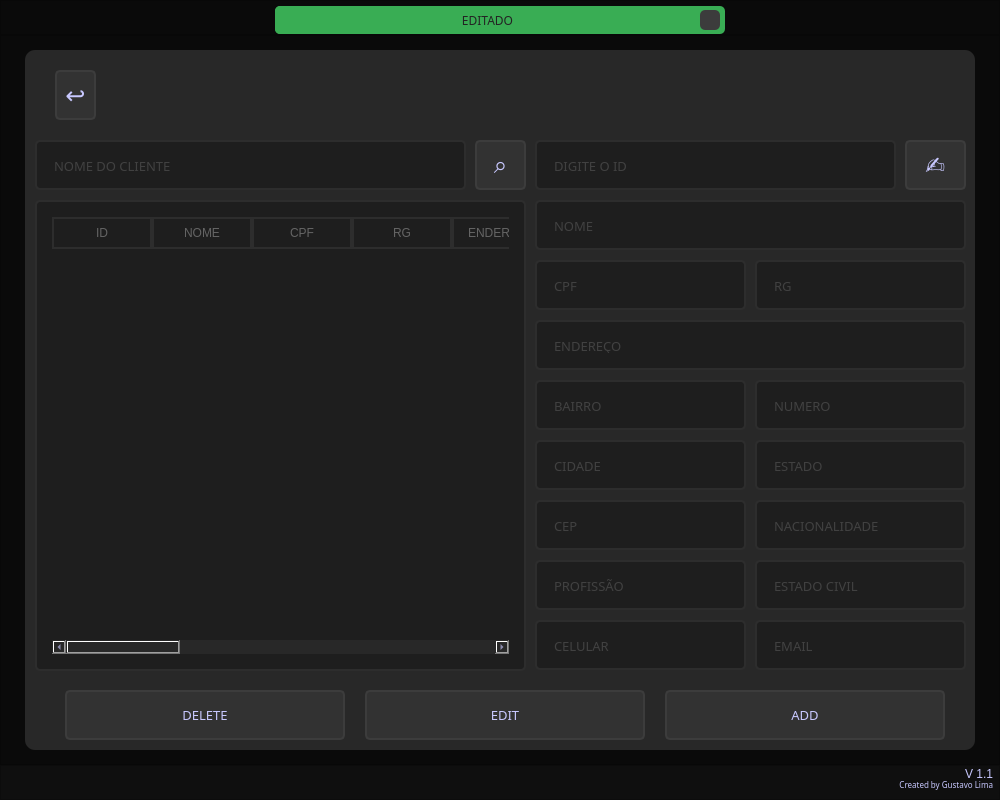
First picture: the form in Qt/edit_client.ui, repository GLimas99/MakeForms, before the edit.
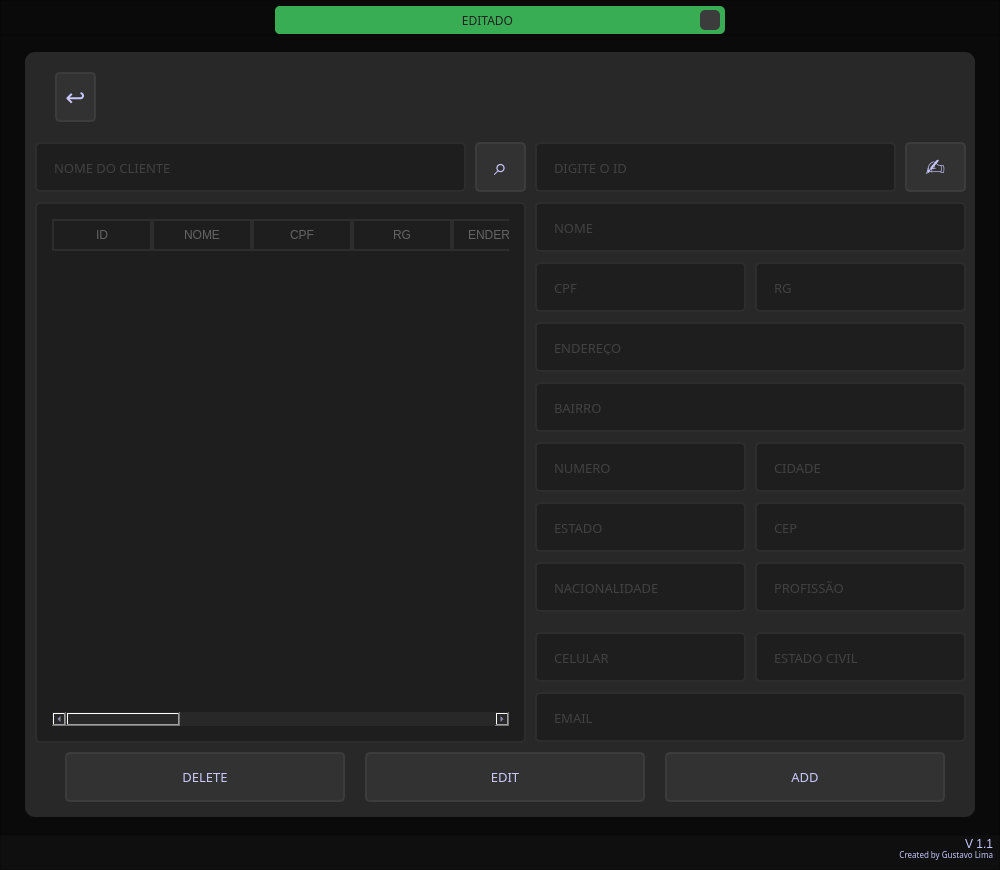
Second picture: the form after the edit. Icons and pictures are not drawn.

Commit message: Edit style n table in docx

What changed in the file:
```diff
--- a/Qt/edit_client.ui
+++ b/Qt/edit_client.ui
@@ -7,7 +7,7 @@
     <x>0</x>
     <y>0</y>
     <width>1000</width>
-    <height>800</height>
+    <height>870</height>
    </rect>
   </property>
   <property name="minimumSize">
@@ -27,7 +27,7 @@
    <property name="minimumSize">
     <size>
      <width>1000</width>
-     <height>800</height>
+     <height>870</height>
     </size>
    </property>
    <property name="font">
@@ -192,7 +192,7 @@
          <property name="maximumSize">
           <size>
            <width>950</width>
-           <height>700</height>
+           <height>765</height>
           </size>
          </property>
          <property name="styleSheet">
@@ -208,7 +208,7 @@
          <widget class="QFrame" name="logo">
           <property name="geometry">
            <rect>
-            <x>410</x>
+            <x>360</x>
             <y>0</y>
             <width>211</width>
             <height>90</height>
@@ -379,8 +379,8 @@
          <widget class="QLineEdit" name="txt_clinacionalidade">
           <property name="geometry">
            <rect>
-            <x>730</x>
-            <y>450</y>
+            <x>510</x>
+            <y>510</y>
             <width>211</width>
             <height>50</height>
            </rect>
@@ -418,7 +418,7 @@
           <property name="geometry">
            <rect>
             <x>730</x>
-            <y>510</y>
+            <y>580</y>
             <width>211</width>
             <height>50</height>
            </rect>
@@ -457,7 +457,7 @@
            <rect>
             <x>510</x>
             <y>330</y>
-            <width>211</width>
+            <width>431</width>
             <height>50</height>
            </rect>
           </property>
@@ -493,8 +493,8 @@
          <widget class="QLineEdit" name="txt_clinumero">
           <property name="geometry">
            <rect>
-            <x>730</x>
-            <y>330</y>
+            <x>510</x>
+            <y>390</y>
             <width>211</width>
             <height>50</height>
            </rect>
@@ -531,7 +531,7 @@
          <widget class="QLineEdit" name="txt_clicidade">
           <property name="geometry">
            <rect>
-            <x>510</x>
+            <x>730</x>
             <y>390</y>
             <width>211</width>
             <height>50</height>
@@ -645,7 +645,7 @@
          <widget class="QLineEdit" name="txt_clicep">
           <property name="geometry">
            <rect>
-            <x>510</x>
+            <x>730</x>
             <y>450</y>
             <width>211</width>
             <height>50</height>
@@ -683,9 +683,9 @@
          <widget class="QLineEdit" name="txt_cliemail">
           <property name="geometry">
            <rect>
-            <x>730</x>
-            <y>570</y>
-            <width>211</width>
+            <x>510</x>
+            <y>640</y>
+            <width>431</width>
             <height>50</height>
            </rect>
           </property>
@@ -759,8 +759,8 @@
          <widget class="QLineEdit" name="txt_cliestado">
           <property name="geometry">
            <rect>
-            <x>730</x>
-            <y>390</y>
+            <x>510</x>
+            <y>450</y>
             <width>211</width>
             <height>50</height>
            </rect>
@@ -798,7 +798,7 @@
           <property name="geometry">
            <rect>
             <x>510</x>
-            <y>570</y>
+            <y>580</y>
             <width>211</width>
             <height>50</height>
            </rect>
@@ -873,7 +873,7 @@
          <widget class="QLineEdit" name="txt_cliprofissao">
           <property name="geometry">
            <rect>
-            <x>510</x>
+            <x>730</x>
             <y>510</y>
             <width>211</width>
             <height>50</height>
@@ -914,7 +914,7 @@
             <x>10</x>
             <y>150</y>
             <width>491</width>
-            <height>471</height>
+            <height>541</height>
            </rect>
           </property>
           <property name="styleSheet">
@@ -1037,7 +1037,7 @@
           <property name="geometry">
            <rect>
             <x>640</x>
-            <y>640</y>
+            <y>700</y>
             <width>280</width>
             <height>50</height>
            </rect>
@@ -1072,7 +1072,7 @@
           <property name="geometry">
            <rect>
             <x>40</x>
-            <y>640</y>
+            <y>700</y>
             <width>280</width>
             <height>50</height>
            </rect>
@@ -1107,7 +1107,7 @@
           <property name="geometry">
            <rect>
             <x>340</x>
-            <y>640</y>
+            <y>700</y>
             <width>280</width>
             <height>50</height>
            </rect>
```
Left out of the diff: 2 changed lines with no effect on the pictures. The commit also changes 11 other files.
